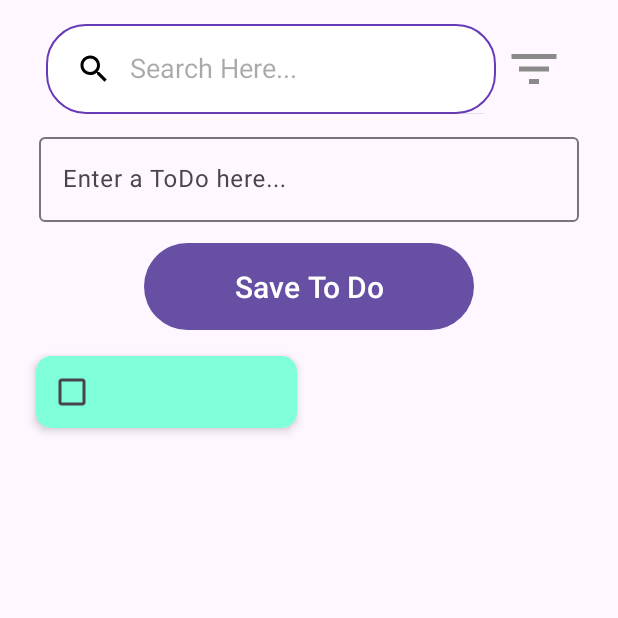
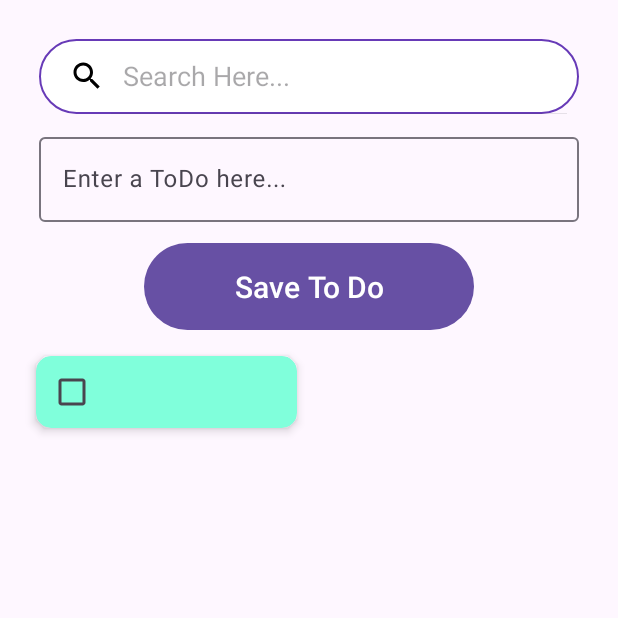
Before and after one commit to Jubayed-A/OIBSIP-To-Do-Apps, an Android app: the screen it shows after launch (MainActivity), after a tap on "Save To Do", on a phone screen of 412 x 824 dp, the top half of it. Run offline under Robolectric (Android 15) with nearby library versions, the phone set to English and light mode, and no system bars; our stand-ins replace Room's generated code, data binding.

Commit message:
fragment to do all file update

```diff
--- a/app/src/main/java/com/example/todoapps/presentation/ui/fragment/ToDoFragment.kt
+++ b/app/src/main/java/com/example/todoapps/presentation/ui/fragment/ToDoFragment.kt
@@ -102,6 +102,12 @@ class ToDoFragment : Fragment() {
                 }
             })
 
+        // Handle close button click in SearchView
+        searchView.setOnCloseListener {
+            viewModel.resetSearch()
+            true
+        }
+
         return binding.root
     }
 
--- a/app/src/main/java/com/example/todoapps/presentation/viewModel/TodosViewModel.kt
+++ b/app/src/main/java/com/example/todoapps/presentation/viewModel/TodosViewModel.kt
@@ -16,9 +16,30 @@ class TodosViewModel(val dao: TodosDao) : ViewModel() {
     val todos = dao.getAll()
 
     private val _navigateToTodo = MutableLiveData<Long?>()
-    private var _allTodos: List<Todo> = emptyList()
     val navigateToTodo: LiveData<Long?> get() = _navigateToTodo
 
+    private val _searchResults = MutableLiveData<List<Todo>>()
+    val searchResults: LiveData<List<Todo>> get() = _searchResults
+
+//        private var _allTodos: List<Todo> = emptyList()
+    private val _allTodos = MutableLiveData<List<Todo>>()
+    init {
+        loadAllTodos() // Initialize _allTodos
+    }
+    private fun loadAllTodos() {
+        viewModelScope.launch {
+            dao.getAll().observeForever { allTodosList ->
+                // Update _allTodos when the LiveData emits a value
+                _allTodos.value = allTodosList
+            }
+        }
+    }
+
+    fun resetSearch() {
+        _allTodos.value?.let { todosList ->
+            _searchResults.value = todosList
+        }
+    }
 
     fun addTodo() {
         viewModelScope.launch {
@@ -36,9 +57,6 @@ class TodosViewModel(val dao: TodosDao) : ViewModel() {
         _navigateToTodo.value = null
     }
 
-    private val _searchResults = MutableLiveData<List<Todo>>()
-    val searchResults: LiveData<List<Todo>> get() = _searchResults
-
     fun searchTodos(query: String) {
         viewModelScope.launch {
             if (query.isNotBlank()) {
@@ -53,8 +71,4 @@ class TodosViewModel(val dao: TodosDao) : ViewModel() {
         }
     }
 
-    fun resetSearch() {
-        _searchResults.value = _allTodos
-    }
-
 }
--- a/app/src/main/res/layout/fragment_to_do.xml
+++ b/app/src/main/res/layout/fragment_to_do.xml
@@ -5,6 +5,7 @@
     tools:context=".presentation.ui.fragment.ToDoFragment">
 
     <data>
+
         <variable
             name="viewModel"
             type="com.example.todoapps.presentation.viewModel.TodosViewModel" />
@@ -16,20 +17,13 @@
         android:orientation="vertical"
         android:padding="16dp">
 
-        <LinearLayout
-            android:layout_width="match_parent"
-            android:layout_height="wrap_content"
-            android:orientation="horizontal"
-            android:gravity="center"
-            android:layout_marginBottom="10dp"
-            >
-
         <!-- SearchView -->
         <androidx.appcompat.widget.SearchView
             android:id="@+id/searchView"
-                android:layout_width="300dp"
-                android:layout_height="60dp"
+            android:layout_width="match_parent"
+            android:layout_height="50dp"
             android:layout_gravity="center"
+            android:layout_margin="10dp"
             android:background="@drawable/search_bg"
             android:queryHint="Search"
             app:closeIcon="@drawable/ic_close_24dp"
@@ -39,15 +33,6 @@
             app:layout_constraintTop_toTopOf="parent"
             app:queryHint="Search Here..."
             app:searchIcon="@drawable/baseline_search_24" />
-
-            <ImageView
-                android:layout_width="40dp"
-                android:layout_height="40dp"
-                android:src="@drawable/ic_filter"
-                android:layout_margin="5dp"
-                android:contentDescription="@string/this_is_a_filter_section" />
-
-        </LinearLayout>
 
         <!-- input section added -->
 
@@ -86,7 +71,7 @@
             android:layout_height="0dp"
             android:layout_gravity="top"
             android:layout_weight="1"
-            app:layoutManager="androidx.recyclerview.widget.GridLayoutManager"
+            app:layoutManager="androidx.recyclerview.widget.StaggeredGridLayoutManager"
             app:spanCount="2" />
 
     </LinearLayout>
```
Also changed, not shown: app/src/main/res/drawable/todo_logo.jpg (added). Lines whose indentation alone changed are shown as unchanged.
